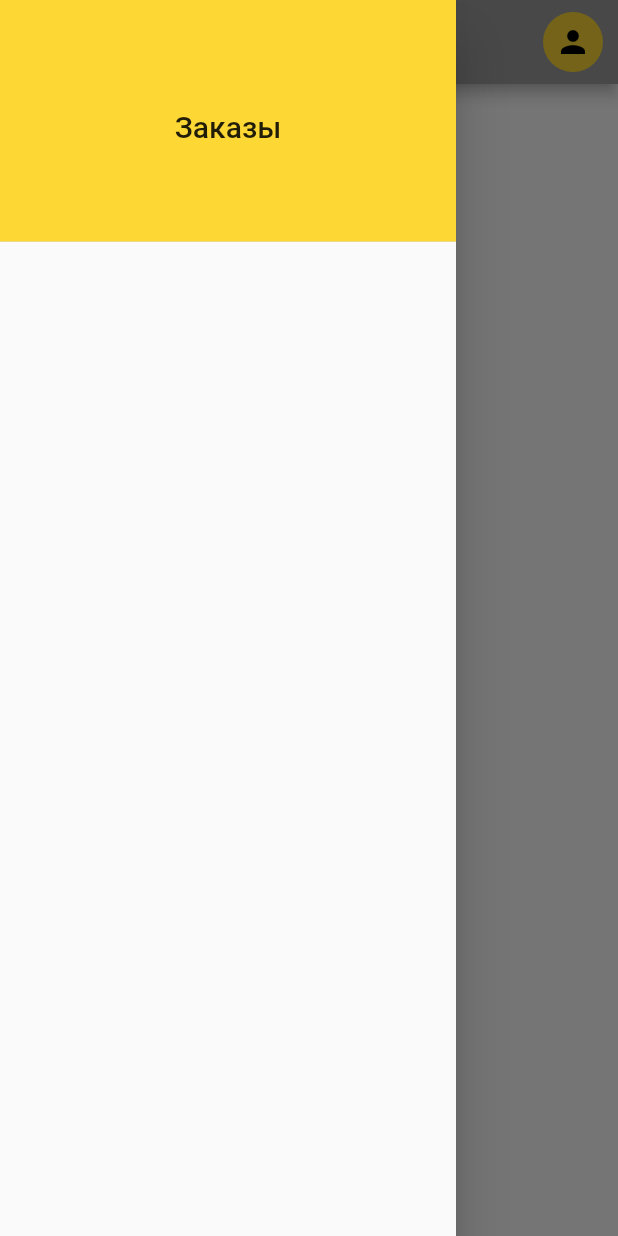
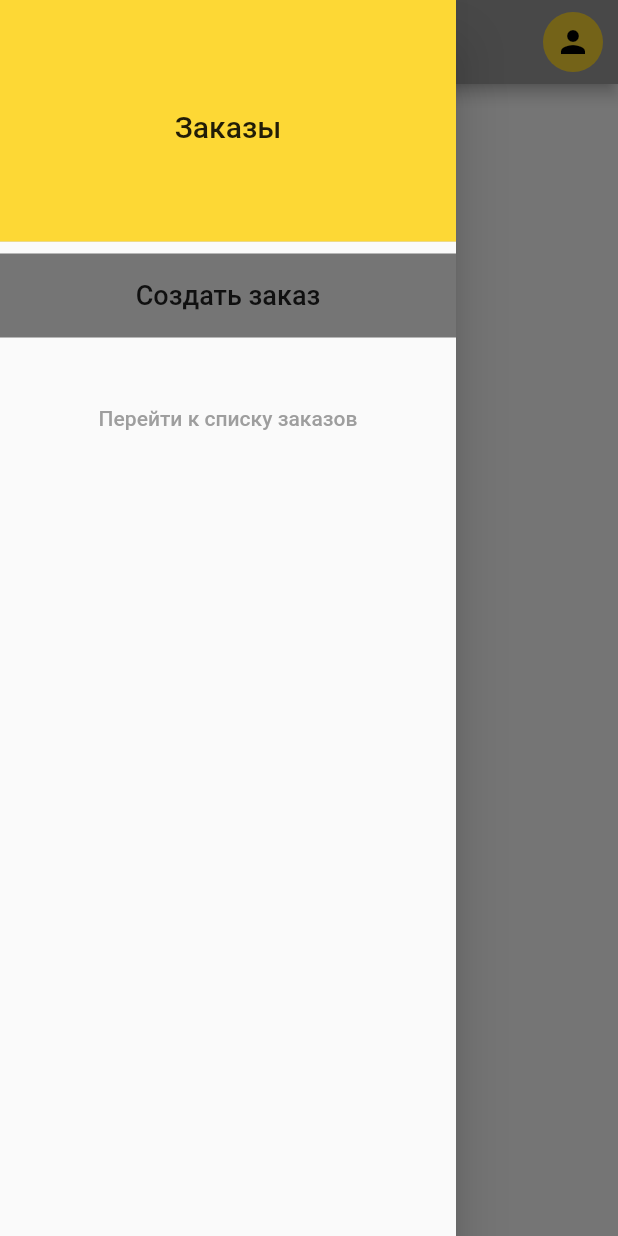
Before and after one commit to Nazarian-maker/my_restaurant_app, a Flutter app: the StartPage screen opened by its route, with the side drawer open, on a phone screen of 412 x 824 dp. Run offline on Flutter 3.47's test engine with Material 2 defaults, Android fonts, the phone set to English and light mode, and no system bars; our stand-ins replace animated_splash_screen, flutter_secure_storage, flutter_spinkit, google_fonts, pin_code_fields; accounts and stored records are empty; network calls fail; Roboto replaces fonts that are missing (Marmelad).

Commit message:
orders list in progress

```diff
--- a/restaurant/lib/models/cart.dart
+++ b/restaurant/lib/models/cart.dart
@@ -1,5 +1,4 @@
 import 'dart:collection';
-
 import 'package:flutter/foundation.dart';
 
 class Cart {
--- a/restaurant/lib/models/category_list.dart
+++ b/restaurant/lib/models/category_list.dart
@@ -1,11 +1,7 @@
 import 'dart:async';
-
 import 'package:restaurant/models/category.dart';
 import 'package:flutter/material.dart';
-import 'package:restaurant/models/product_list.dart';
 import 'package:restaurant/server/api_client.dart';
-
-import '../server/provider.dart';
 
 class CategoryList extends ChangeNotifier {
   final _apiClient = ApiClient();
@@ -18,7 +14,6 @@ class CategoryList extends ChangeNotifier {
     notifyListeners();
   }
 
-
   void onCategoryTap(BuildContext context, int index, name) {
     final id = _categories[index].id;
     Navigator.of(context).pushNamed('/category_page/category_menu', arguments: [id, name]);
--- /dev/null
+++ b/restaurant/lib/models/getOrder.dart
@@ -0,0 +1,24 @@
+import 'package:json_annotation/json_annotation.dart';
+
+part 'getOrder.g.dart';
+
+@JsonSerializable()
+class Order {
+  final int? id;
+  final String? num;
+  final int? count;
+  final int? total_cost;
+  final bool is_closed;
+
+  Order({
+    required this.id,
+    required this.num,
+    required this.count,
+    required this.total_cost,
+    required this.is_closed,
+  });
+
+  factory Order.fromJson(Map<String, dynamic> json) =>
+      _$OrderFromJson(json);
+  Map<String, dynamic> toJson() => _$OrderToJson(this);
+}
--- /dev/null
+++ b/restaurant/lib/models/ordersList.dart
@@ -0,0 +1,19 @@
+import 'package:flutter/material.dart';
+import 'package:restaurant/models/auth_login.dart';
+import 'package:restaurant/models/getOrder.dart';
+import '../server/api_client.dart';
+
+class OrdersList  extends ChangeNotifier {
+  final _apiClient = ApiClient();
+  final session = AuthLogin().session;
+
+  final _orders = <Order>[];
+
+  List<Order> get orders => _orders;
+
+  Future<void> showOrders() async {
+    final ordersResponse = await _apiClient.getOrders(userToken: session);
+    _orders.addAll(ordersResponse);
+    notifyListeners();
+  }
+}
--- a/restaurant/lib/models/product.dart
+++ b/restaurant/lib/models/product.dart
@@ -12,7 +12,6 @@ class Product with ChangeNotifier {
   final int calories;
   final int cost;
   final int category_id;
-  // final String orderBy;
   final DateTime created_at;
   final DateTime updated_at;
 
@@ -23,7 +22,6 @@ class Product with ChangeNotifier {
     required this.composition,
     required this.calories,
     required this.cost,
-    // required this.orderBy,
     required this.category_id,
     required this.created_at,
     required this.updated_at,
--- a/restaurant/lib/pages/admin_auth_page.dart
+++ b/restaurant/lib/pages/admin_auth_page.dart
@@ -1,7 +1,6 @@
 import 'package:flutter/material.dart';
 import 'package:restaurant/models/auth_login.dart';
 import 'package:restaurant/server/provider.dart';
-
 import 'pass_reset/password_forgot.dart';
 
 class AdminAuth extends StatelessWidget {
--- a/restaurant/lib/pages/main_pages/start_page.dart
+++ b/restaurant/lib/pages/main_pages/start_page.dart
@@ -1,6 +1,8 @@
 import 'package:flutter/material.dart';
-
+import 'package:provider/provider.dart';
+import 'package:restaurant/models/auth_login.dart';
 import '../../models/category_list.dart';
+import '../../models/ordersList.dart';
 import '../../server/provider.dart';
 
 class StartPage extends StatefulWidget {
@@ -22,6 +24,9 @@ class _StartPageState extends State<StartPage> {
 
   @override
   Widget build(BuildContext context) {
+    final func = NotifierProvider.read<AuthLogin>(context);
+    final orderList = context.read<OrdersList>();
+
     return WillPopScope(
       onWillPop: () async {
         final shouldPop = await showMyDialog(context);
@@ -35,13 +40,73 @@ class _StartPageState extends State<StartPage> {
               DrawerHeader(
                 decoration: BoxDecoration(color: Colors.yellow.shade600),
                 child: const Center(
-                  child: Text('Заказы',
-                  style: TextStyle(
-                    fontSize: 20,
-                  ),
+                  child: Text(
+                    'Заказы',
+                    style: TextStyle(
+                      fontSize: 20,
+                    ),
                   ),
                 ),
               ),
+              Container(
+                decoration: BoxDecoration(color: Colors.grey.shade600),
+                child: ListTile(
+                  title: const Text(
+                    "Создать заказ",
+                    textAlign: TextAlign.center,
+                    style: TextStyle(
+                      fontSize: 18,
+                    ),
+                  ),
+                  onTap: () => func?.createOrder(context),
+                ),
+              ),
+              const SizedBox(
+                height: 30,
+              ),
+              TextButton(
+                  onPressed: () => orderList.showOrders(),
+                  child: const Text('Перейти к списку заказов'),
+              ),
+              SizedBox(
+                height: 1000,
+                child: ListView.builder(
+                    itemExtent: 80,
+                    itemCount: orderList.orders.length,
+                    itemBuilder: (BuildContext context, int index) {
+                      final order = orderList.orders[index];
+                      return Padding(
+                        padding: const EdgeInsets.all(5.0),
+                        child: Container(
+                          decoration: BoxDecoration(
+                            color: Colors.white,
+                            border:
+                                Border.all(color: Colors.black.withOpacity(0.2)),
+                            borderRadius:
+                                const BorderRadius.all(Radius.circular(10)),
+                            boxShadow: [
+                              BoxShadow(
+                                color: Colors.black.withOpacity(0.1),
+                                blurRadius: 8,
+                                offset: const Offset(0, 2),
+                              ),
+                            ],
+                          ),
+                          clipBehavior: Clip.hardEdge,
+                          child: Padding(
+                            padding: const EdgeInsets.all(8.0),
+                            child: Row(
+                              mainAxisAlignment: MainAxisAlignment.start,
+                              children: [
+                                Text('Номер заказа ${order.num}'),
+                              ],
+                            ),
+                          ),
+                        ),
+                      );
+                    },
+                ),
+              )
             ],
           ),
         ),
--- /dev/null
+++ b/restaurant/lib/pages/orders_page.dart
@@ -0,0 +1 @@
+import 'package:flutter/material.dart';
```
Also changed, not shown: restaurant/lib/main.dart (+6 -1 lines), restaurant/lib/models/auth_login.dart (+11 -1 lines), restaurant/lib/pages/main_pages/menu_page.dart (+6 -6 lines), restaurant/lib/server/api_client.dart (+59 -5 lines), restaurant/lib/models/getOrder.g.dart (added).
